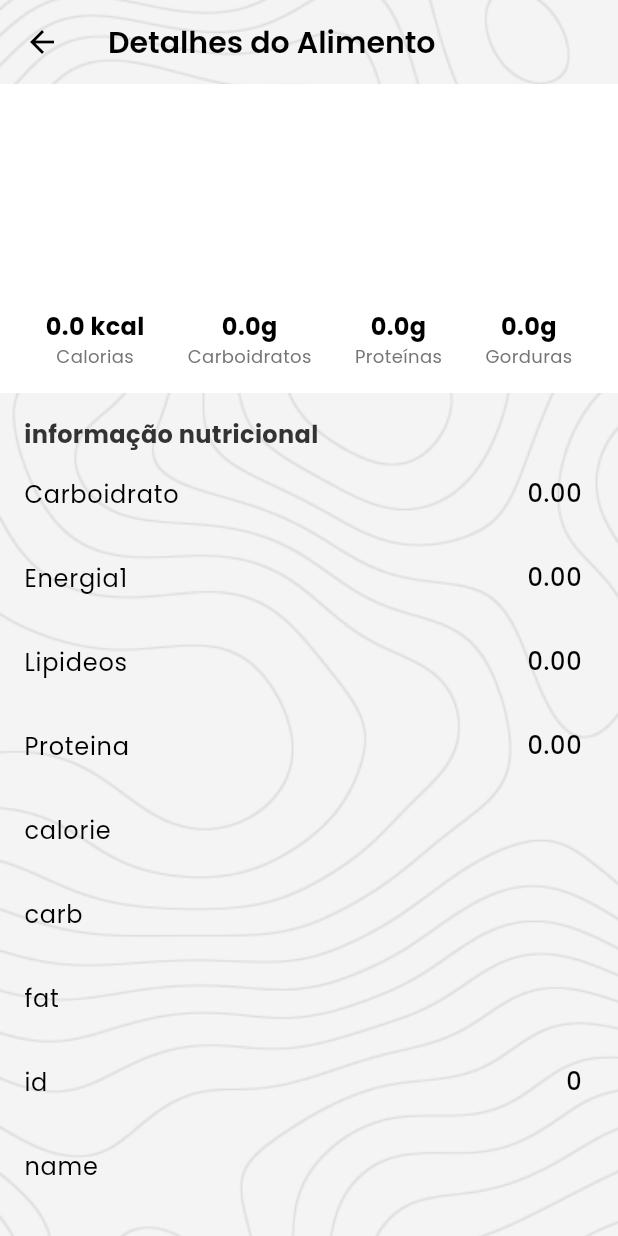
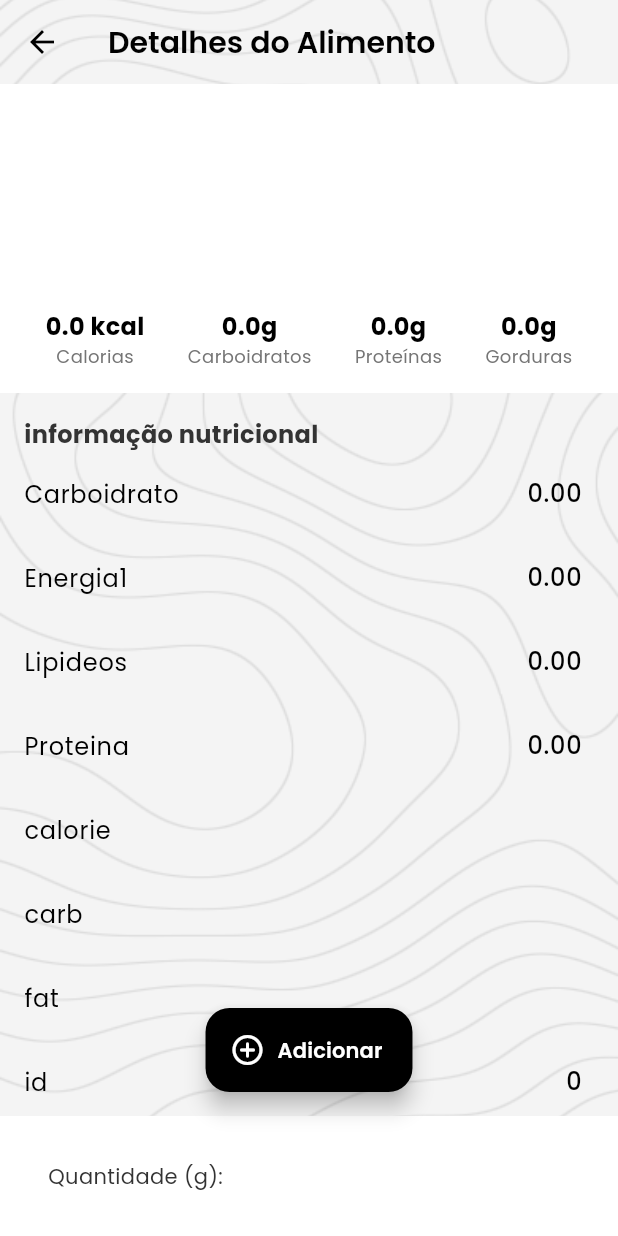
Before and after one commit to VS-7/nutrition_tcc, a Flutter app: the FoodDetailsScreen screen opened directly with empty values, on a phone screen of 412 x 824 dp. Run offline on Flutter 3.47's test engine with Material 3 defaults, Android fonts, the phone set to English and light mode, and no system bars; our stand-ins replace sqflite; accounts and stored records are empty; statements that could not run were skipped.

Commit message:
add bottomappbar food_details

```diff
--- a/lib/screens/food_details_screen.dart
+++ b/lib/screens/food_details_screen.dart
@@ -41,6 +41,36 @@ class FoodDetailsScreen extends StatelessWidget {
               ),
               _buildNutrientsList(),
             ],
+          ),
+        ),
+        floatingActionButton: FloatingActionButton.extended(
+          onPressed: () {
+            // TODO: Implement add food functionality
+          },
+          icon: Icon(Icons.add_circle_outline_rounded),
+          label: Text('Adicionar', style: TextStyle(fontWeight: FontWeight.w600)),
+          backgroundColor: Colors.black,
+        ),
+        floatingActionButtonLocation: FloatingActionButtonLocation.centerFloat,
+        bottomNavigationBar: BottomAppBar(
+          child: Padding(
+            padding: const EdgeInsets.symmetric(horizontal: 16.0, vertical: 8.0),
+            child: Row(
+              mainAxisAlignment: MainAxisAlignment.spaceBetween,
+              children: [
+                Text('Quantidade (g):'),
+                SizedBox(
+                  width: 100,
+                  child: TextField(
+                    keyboardType: TextInputType.number,
+                    decoration: InputDecoration(
+                      border: OutlineInputBorder(),
+                      contentPadding: EdgeInsets.symmetric(horizontal: 8, vertical: 0),
+                    ),
+                  ),
+                ),
+              ],
+            ),
           ),
         ),
       ),
```
